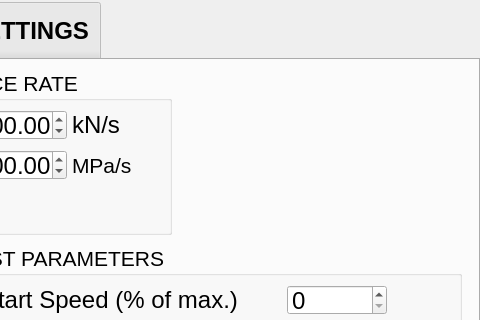
Old version of the form mainwindow.ui in the repository ahmetcihan/BilkonTMS; both pictures show x 320 to 800 and y 0 to 320 of the 800 by 480 pixel window.
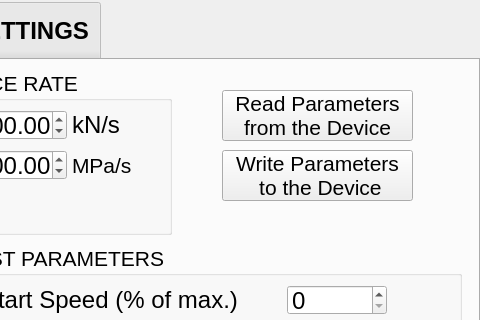
New version of the form. The open tabs and pages were chosen to show the change.

Commit message: read parameters via eth

The edit to the form file:
```diff
--- a/mainwindow.ui
+++ b/mainwindow.ui
@@ -1409,6 +1409,44 @@
        </property>
       </widget>
      </widget>
+     <widget class="QPushButton" name="pushButton_read_from_device">
+      <property name="geometry">
+       <rect>
+        <x>540</x>
+        <y>30</y>
+        <width>191</width>
+        <height>51</height>
+       </rect>
+      </property>
+      <property name="font">
+       <font>
+        <pointsize>16</pointsize>
+       </font>
+      </property>
+      <property name="text">
+       <string>Read Parameters
+from the Device</string>
+      </property>
+     </widget>
+     <widget class="QPushButton" name="pushButton_write_to_device">
+      <property name="geometry">
+       <rect>
+        <x>540</x>
+        <y>90</y>
+        <width>191</width>
+        <height>51</height>
+       </rect>
+      </property>
+      <property name="font">
+       <font>
+        <pointsize>16</pointsize>
+       </font>
+      </property>
+      <property name="text">
+       <string>Write Parameters
+ to the Device</string>
+      </property>
+     </widget>
     </widget>
     <widget class="QWidget" name="tab_3">
      <attribute name="title">
```
Left out of the diff: 16 changed lines with no effect on the pictures. The commit also changes 3 other files.
